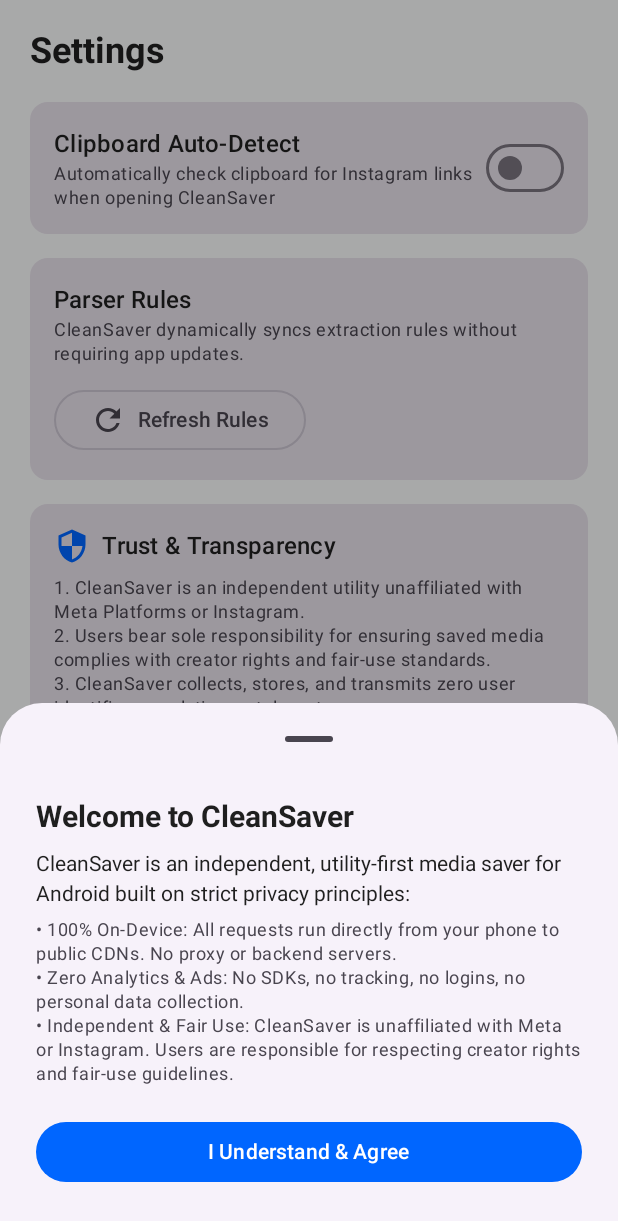
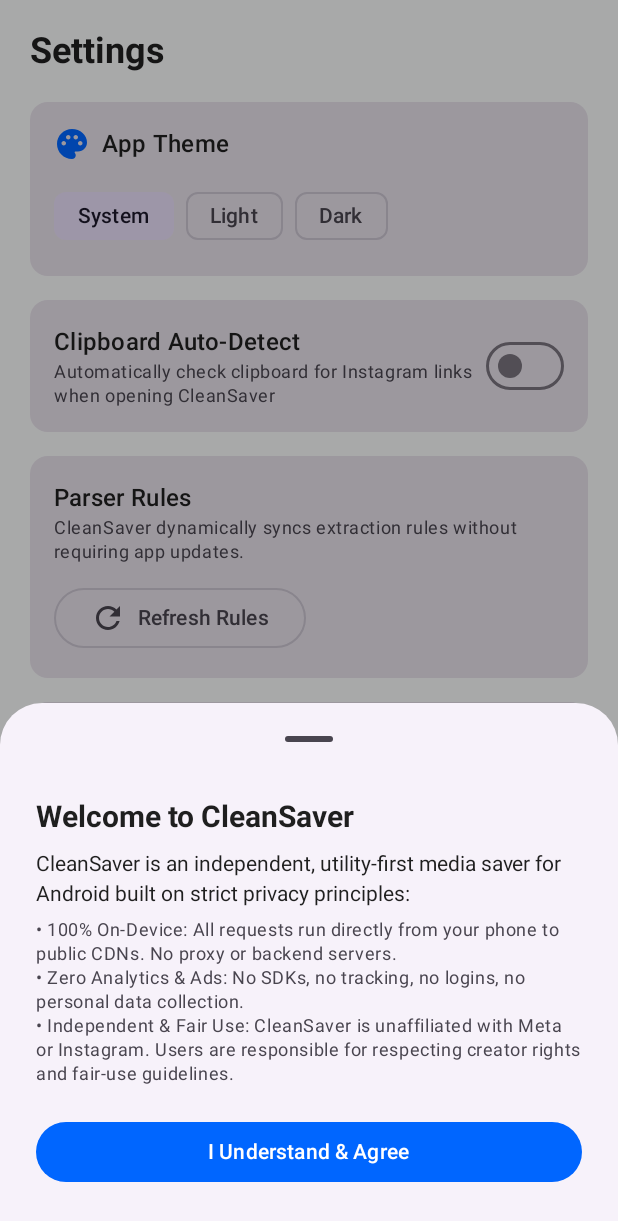
Before and after one commit to omkarspace/stow, an Android app built with Jetpack Compose: the screen it shows after launch (MainActivity), item 3 of the bottom bar chosen, on a phone screen of 412 x 824 dp. Shown: the top 1221 px of the screen. Run offline under Robolectric (Android 15) with nearby library versions, the phone set to English and light mode, and no system bars; our stand-ins replace Room's generated code; pictures from the network do not load.

Commit message:
feat: add FR-4 deduplication prompt, in-app media preview, dynamic theming, and mock network tests

```diff
--- a/app/src/main/java/com/cleansaver/app/domain/repository/MediaRepository.kt
+++ b/app/src/main/java/com/cleansaver/app/domain/repository/MediaRepository.kt
@@ -8,4 +8,5 @@ import kotlinx.coroutines.flow.Flow
 interface MediaRepository {
     suspend fun extractMedia(parsedUrl: ParsedUrl): Result<List<MediaCandidate>>
     fun downloadCandidates(candidates: List<MediaCandidate>): Flow<Map<Int, DownloadProgress>>
+    suspend fun isMediaAlreadyDownloaded(shortcode: String): Boolean
 }
--- a/app/src/main/java/com/cleansaver/app/ui/home/HomeScreen.kt
+++ b/app/src/main/java/com/cleansaver/app/ui/home/HomeScreen.kt
@@ -3,7 +3,6 @@ package com.cleansaver.app.ui.home
 import android.content.ClipDescription
 import android.content.ClipboardManager
 import android.content.Context
-import androidx.compose.foundation.background
 import androidx.compose.foundation.clickable
 import androidx.compose.foundation.layout.Arrangement
 import androidx.compose.foundation.layout.Box
@@ -27,6 +26,7 @@ import androidx.compose.material.icons.filled.Download
 import androidx.compose.material.icons.filled.Image
 import androidx.compose.material.icons.filled.Link
 import androidx.compose.material.icons.filled.Videocam
+import androidx.compose.material3.AlertDialog
 import androidx.compose.material3.Button
 import androidx.compose.material3.Card
 import androidx.compose.material3.CardDefaults
@@ -36,7 +36,6 @@ import androidx.compose.material3.Icon
 import androidx.compose.material3.IconButton
 import androidx.compose.material3.LinearProgressIndicator
 import androidx.compose.material3.MaterialTheme
-import androidx.compose.material3.OutlinedButton
 import androidx.compose.material3.OutlinedTextField
 import androidx.compose.material3.Text
 import androidx.compose.material3.TextButton
@@ -282,7 +281,7 @@ fun HomeScreen(viewModel: HomeViewModel) {
             Spacer(modifier = Modifier.height(16.dp))
 
             Button(
-                onClick = { viewModel.onDownload() },
+                onClick = { viewModel.onDownload(force = false) },
                 enabled = state.selectedIndices.isNotEmpty(),
                 modifier = Modifier
                     .fillMaxWidth()
@@ -295,4 +294,23 @@ fun HomeScreen(viewModel: HomeViewModel) {
             }
         }
     }
+
+    // FR-4 Deduplication Confirmation Dialog
+    if (state.showDuplicatePrompt) {
+        AlertDialog(
+            onDismissRequest = { viewModel.dismissDuplicatePrompt() },
+            title = { Text("Item Already Saved") },
+            text = { Text("Item already saved. Download again?") },
+            confirmButton = {
+                Button(onClick = { viewModel.onDownload(force = true) }) {
+                    Text("Download Again")
+                }
+            },
+            dismissButton = {
+                TextButton(onClick = { viewModel.dismissDuplicatePrompt() }) {
+                    Text("Cancel")
+                }
+            }
+        )
+    }
 }
--- a/app/src/main/java/com/cleansaver/app/ui/home/MainActivity.kt
+++ b/app/src/main/java/com/cleansaver/app/ui/home/MainActivity.kt
@@ -8,6 +8,8 @@ import androidx.activity.ComponentActivity
 import androidx.activity.compose.setContent
 import androidx.activity.enableEdgeToEdge
 import androidx.activity.viewModels
+import androidx.compose.foundation.isSystemInDarkTheme
+import androidx.compose.foundation.layout.Box
 import androidx.compose.foundation.layout.fillMaxSize
 import androidx.compose.foundation.layout.padding
 import androidx.compose.material.icons.Icons
@@ -61,8 +63,14 @@ class MainActivity : ComponentActivity() {
         enableEdgeToEdge()
 
         setContent {
-            CleanSaverTheme {
-                val settingsState by settingsViewModel.uiState.collectAsState()
+            val settingsState by settingsViewModel.uiState.collectAsState()
+            val darkTheme = when (settingsState.themeMode) {
+                "LIGHT" -> false
+                "DARK" -> true
+                else -> isSystemInDarkTheme()
+            }
+
+            CleanSaverTheme(darkTheme = darkTheme) {
                 var selectedTab by rememberSaveable { mutableIntStateOf(0) }
                 val sheetState = rememberModalBottomSheetState(skipPartiallyExpanded = true)
                 val scope = rememberCoroutineScope()
@@ -92,7 +100,7 @@ class MainActivity : ComponentActivity() {
                         }
                     }
                 ) { innerPadding ->
-                    androidx.compose.foundation.layout.Box(
+                    Box(
                         modifier = Modifier
                             .fillMaxSize()
                             .padding(innerPadding)
--- a/app/src/main/java/com/cleansaver/app/ui/settings/SettingsScreen.kt
+++ b/app/src/main/java/com/cleansaver/app/ui/settings/SettingsScreen.kt
@@ -1,5 +1,6 @@
 package com.cleansaver.app.ui.settings
 
+import androidx.compose.foundation.layout.Arrangement
 import androidx.compose.foundation.layout.Column
 import androidx.compose.foundation.layout.Row
 import androidx.compose.foundation.layout.Spacer
@@ -14,14 +15,14 @@ import androidx.compose.foundation.shape.RoundedCornerShape
 import androidx.compose.foundation.verticalScroll
 import androidx.compose.material.icons.Icons
 import androidx.compose.material.icons.filled.DeleteSweep
-import androidx.compose.material.icons.filled.Info
+import androidx.compose.material.icons.filled.Palette
 import androidx.compose.material.icons.filled.Refresh
 import androidx.compose.material.icons.filled.Security
 import androidx.compose.material3.Button
 import androidx.compose.material3.ButtonDefaults
 import androidx.compose.material3.Card
 import androidx.compose.material3.CircularProgressIndicator
-import androidx.compose.material3.HorizontalDivider
+import androidx.compose.material3.FilterChip
 import androidx.compose.material3.Icon
 import androidx.compose.material3.MaterialTheme
 import androidx.compose.material3.OutlinedButton
@@ -52,6 +53,53 @@ fun SettingsScreen(viewModel: SettingsViewModel) {
         )
 
         Spacer(modifier = Modifier.height(20.dp))
+
+        // Visual Theme Mode Selector
+        Card(
+            modifier = Modifier.fillMaxWidth(),
+            shape = RoundedCornerShape(12.dp)
+        ) {
+            Column(modifier = Modifier.padding(16.dp)) {
+                Row(verticalAlignment = Alignment.CenterVertically) {
+                    Icon(
+                        imageVector = Icons.Default.Palette,
+                        contentDescription = null,
+                        tint = MaterialTheme.colorScheme.primary
+                    )
+                    Spacer(modifier = Modifier.width(8.dp))
+                    Text(
+                        text = "App Theme",
+                        style = MaterialTheme.typography.titleMedium,
+                        fontWeight = FontWeight.SemiBold
+                    )
+                }
+
+                Spacer(modifier = Modifier.height(12.dp))
+
+                Row(
+                    modifier = Modifier.fillMaxWidth(),
+                    horizontalArrangement = Arrangement.spacedBy(8.dp)
+                ) {
+                    FilterChip(
+                        selected = state.themeMode == "SYSTEM",
+                        onClick = { viewModel.setThemeMode("SYSTEM") },
+                        label = { Text("System") }
+                    )
+                    FilterChip(
+                        selected = state.themeMode == "LIGHT",
+                        onClick = { viewModel.setThemeMode("LIGHT") },
+                        label = { Text("Light") }
+                    )
+                    FilterChip(
+                        selected = state.themeMode == "DARK",
+                        onClick = { viewModel.setThemeMode("DARK") },
+                        label = { Text("Dark") }
+                    )
+                }
+            }
+        }
+
+        Spacer(modifier = Modifier.height(16.dp))
 
         // Clipboard auto-detect
         Card(
--- a/app/src/main/java/com/cleansaver/app/ui/state/UiStates.kt
+++ b/app/src/main/java/com/cleansaver/app/ui/state/UiStates.kt
@@ -12,6 +12,7 @@ data class HomeUiState(
     val extractedCandidates: List<MediaCandidate> = emptyList(),
     val selectedIndices: Set<Int> = emptySet(),
     val downloadProgressMap: Map<Int, DownloadProgress> = emptyMap(),
+    val showDuplicatePrompt: Boolean = false,
     val error: AppError? = null
 )
 
```
Also changed, not shown: app/src/main/java/com/cleansaver/app/data/repository/MediaRepositoryImpl.kt (+6 -1 lines), app/src/main/java/com/cleansaver/app/ui/components/MediaPreviewDialog.kt (added, +140 -0 lines), app/src/main/java/com/cleansaver/app/ui/home/HomeViewModel.kt (+21 -4 lines), app/src/main/java/com/cleansaver/app/ui/library/LibraryScreen.kt (+22 -14 lines), app/src/main/java/com/cleansaver/app/util/NotificationHelper.kt (line endings or trailing spaces), 5 other files.
